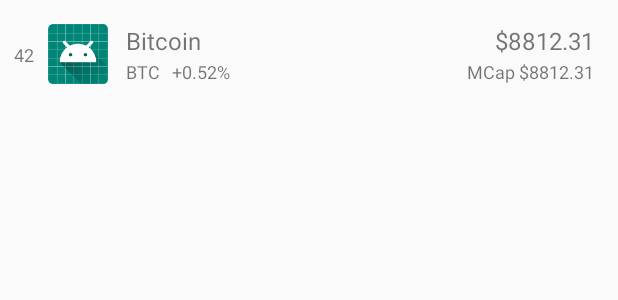
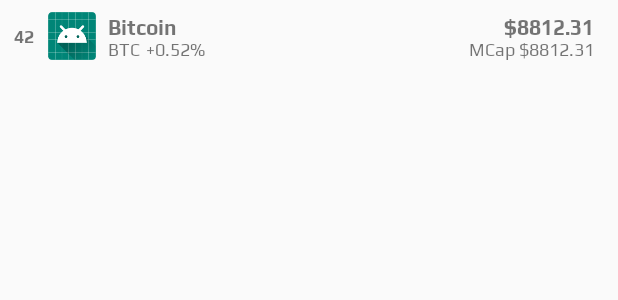
Before and after one commit to vshkl/Coins, an Android app: the layout item_coin.xml on its own in the app's theme, with its tools: preview values and no code run, on a phone screen of 412 x 824 dp. Shown: the top 300 px of the screen. Run offline under Robolectric (Android 15) with nearby library versions, the phone set to English and light mode, and no system bars.

Commit message:
Add custom fonts and update numbers formatting logic

```diff
--- a/app/src/main/java/com/vshkl/coins/stories/Mappers.kt
+++ b/app/src/main/java/com/vshkl/coins/stories/Mappers.kt
@@ -17,7 +17,20 @@ object Mappers {
         marketCap = formatMarketCap(coin.marketCap)
     )
 
-    private fun formatPrice(price: String?): String = "$%.2f".format(price?.toDouble())
+    private fun formatPrice(price: String?): String = when {
+        price != null -> {
+            val priceNum = price.toDouble()
+            when {
+                priceNum < 0.1 -> "$%.3f".format(priceNum)
+                priceNum < 0.01 -> "$%.4f".format(priceNum)
+                priceNum < 0.001 -> "$%.5f".format(priceNum)
+                priceNum < 0.0001 -> "$%.6f".format(priceNum)
+                priceNum < 0.00001 -> "$%.7f".format(priceNum)
+                else -> "$%.2f".format(priceNum)
+            }
+        }
+        else -> ""
+    }
 
     private fun formatChange(change: Double?): String = when {
         change != null ->
@@ -29,11 +42,16 @@ object Mappers {
         else -> ""
     }
 
-    private fun formatMarketCap(marketCap: Long?): String {
-        return when {
-            marketCap != null -> "$$marketCap"
-            else -> ""
+    private fun formatMarketCap(marketCap: Long?): String = when {
+        marketCap != null -> {
+            when {
+                marketCap > 999999999 -> "$${marketCap / 1000000000} B"
+                marketCap > 999999 -> "$${marketCap / 1000000} B"
+                marketCap > 99999 -> "$${marketCap / 1000} B"
+                else ->"$$marketCap"
+            }
         }
+        else -> ""
     }
 
 }
--- a/app/src/main/res/layout/item_coin.xml
+++ b/app/src/main/res/layout/item_coin.xml
@@ -27,7 +27,7 @@
         android:layout_width="wrap_content"
         android:layout_height="wrap_content"
         android:id="@+id/glTop"
-        app:layout_constraintGuide_begin="16dp"
+        app:layout_constraintGuide_begin="8dp"
         android:orientation="horizontal"
         />
 
@@ -36,7 +36,7 @@
         android:layout_height="wrap_content"
         android:id="@+id/glBottom"
         android:orientation="horizontal"
-        app:layout_constraintGuide_end="16dp"
+        app:layout_constraintGuide_end="8dp"
         />
 
     <TextView
@@ -45,6 +45,7 @@
         android:layout_height="wrap_content"
         android:textSize="12sp"
         android:textAlignment="center"
+        android:fontFamily="@font/play_bold"
         app:layout_constraintStart_toStartOf="@+id/glStart"
         app:layout_constraintTop_toTopOf="@+id/glTop"
         app:layout_constraintBottom_toTopOf="@+id/glBottom"
@@ -53,8 +54,8 @@
 
     <ImageView
         android:id="@+id/ivIcon"
-        android:layout_width="40dp"
-        android:layout_height="40dp"
+        android:layout_width="32dp"
+        android:layout_height="32dp"
         app:layout_constraintStart_toEndOf="@+id/tvRank"
         app:layout_constraintTop_toTopOf="@+id/glTop"
         app:layout_constraintBottom_toTopOf="@+id/glBottom"
@@ -65,9 +66,10 @@
         android:id="@+id/tvName"
         android:layout_width="0dp"
         android:layout_height="wrap_content"
-        android:textSize="16sp"
-        android:layout_marginStart="12dp"
-        android:layout_marginEnd="12dp"
+        android:textSize="14sp"
+        android:fontFamily="@font/play_bold"
+        android:layout_marginStart="8dp"
+        android:layout_marginEnd="8dp"
         app:layout_constraintEnd_toStartOf="@+id/tvPrice"
         app:layout_constraintStart_toEndOf="@+id/ivIcon"
         app:layout_constraintTop_toTopOf="@+id/glTop"
@@ -78,7 +80,8 @@
         android:id="@+id/tvPrice"
         android:layout_width="wrap_content"
         android:layout_height="wrap_content"
-        android:textSize="16sp"
+        android:textSize="14sp"
+        android:fontFamily="@font/play_bold"
         app:layout_constraintTop_toTopOf="@+id/glTop"
         app:layout_constraintEnd_toStartOf="@+id/glEnd"
         tools:text="$8812.31"
@@ -89,7 +92,8 @@
         android:layout_width="0dp"
         android:layout_height="wrap_content"
         android:textSize="12sp"
-        android:layout_marginStart="12dp"
+        android:fontFamily="@font/play_regular"
+        android:layout_marginStart="8dp"
         app:layout_constraintStart_toEndOf="@+id/ivIcon"
         app:layout_constraintBottom_toTopOf="@+id/glBottom"
         tools:text="BTC"
@@ -100,7 +104,8 @@
         android:layout_width="0dp"
         android:layout_height="wrap_content"
         android:textSize="12sp"
-        android:layout_marginStart="8dp"
+        android:fontFamily="@font/play_regular"
+        android:layout_marginStart="4dp"
         app:layout_constraintStart_toEndOf="@+id/tvSymbol"
         app:layout_constraintBottom_toTopOf="@+id/glBottom"
         tools:text="+0.52%"
@@ -111,6 +116,7 @@
         android:layout_width="wrap_content"
         android:layout_height="wrap_content"
         android:textSize="12sp"
+        android:fontFamily="@font/play_regular"
         app:layout_constraintEnd_toStartOf="@+id/glEnd"
         app:layout_constraintBottom_toTopOf="@+id/glBottom"
         tools:text="MCap $8812.31"
```
Also changed, not shown: app/src/main/res/font/play_bold.ttf (added), app/src/main/res/font/play_regular.ttf (added).
